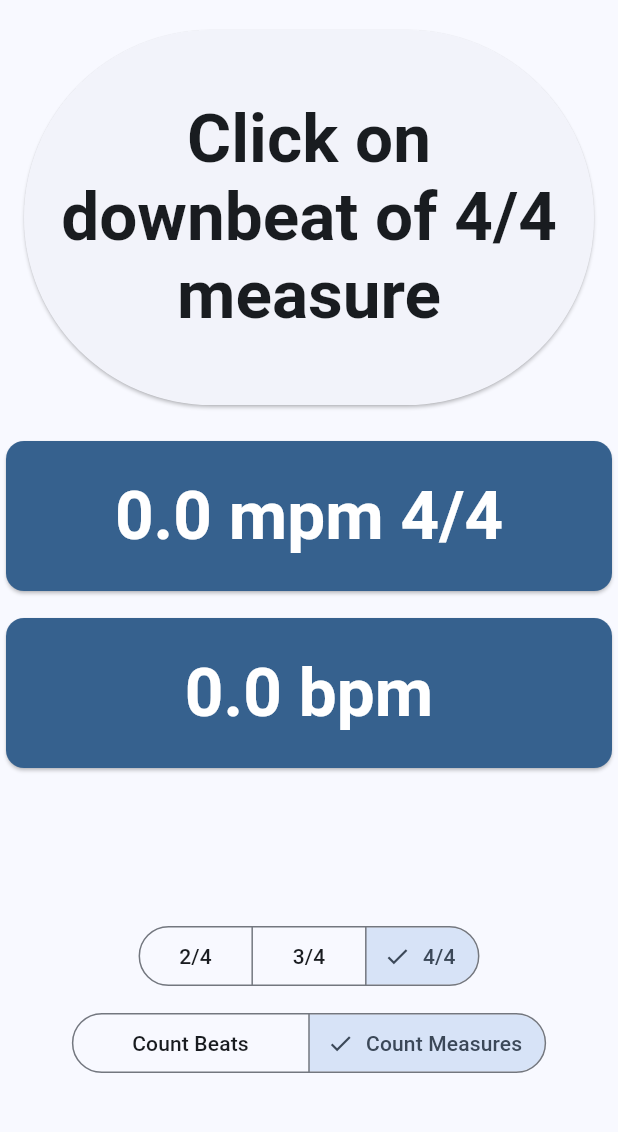
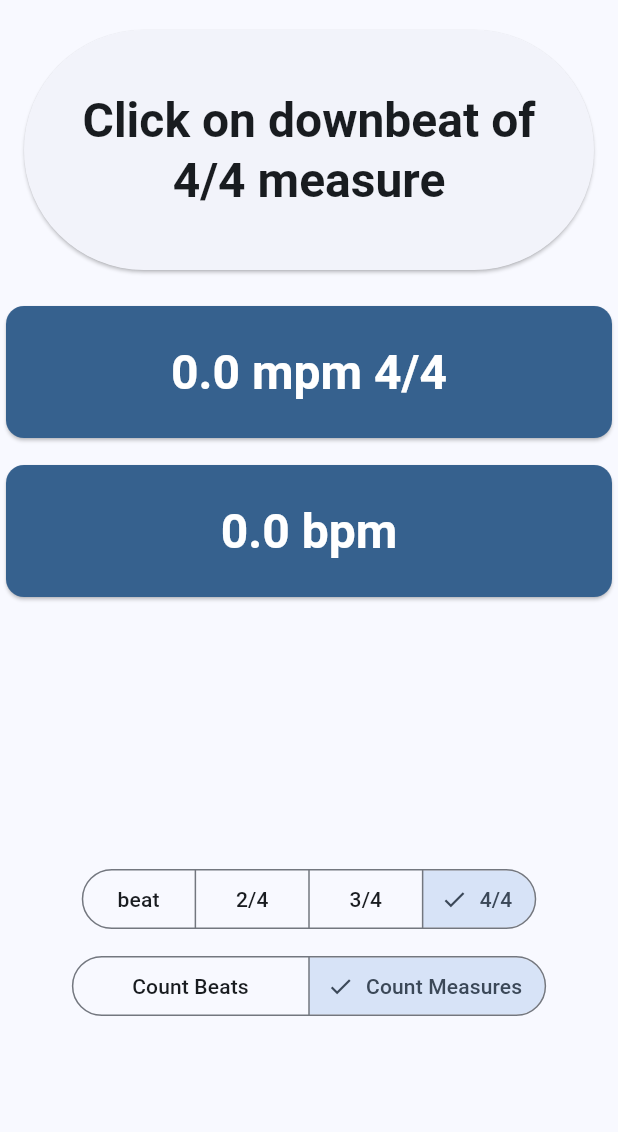
Before and after one commit to dwgray/flutter_beat_counter, a Flutter app: the screen it shows after launch, on a phone screen of 412 x 824 dp, the part 84-1216 px from its top. Run offline on Flutter 3.47's test engine with Material 2 defaults, Android fonts, the light colour scheme and no system bars.

Commit message:
Add back in the beat option for meter

```diff
--- a/lib/main.dart
+++ b/lib/main.dart
@@ -2,6 +2,8 @@ import 'dart:async';
 import 'package:flutter/material.dart';
 import 'package:provider/provider.dart';
 
+// TODONEXT:  Add back in the "beat" option and contain things appropriately - this
+//  will let us remove the constraint on showing the BPM card for any value of measure not beat
 void main() {
   runApp(ChangeNotifierProvider(
       create: (context) => Counter(), child: const MyApp()));
@@ -25,7 +27,10 @@ class Counter with ChangeNotifier {
     notifyListeners();
   }
 
-  CountMethod get method => _method;
+  CountMethod get method {
+    return _meter == Meter.beat ? CountMethod.beat : _method;
+  }
+
   set method(CountMethod value) {
     _method = value;
     notifyListeners();
@@ -104,7 +109,7 @@ class Counter with ChangeNotifier {
     switch (_clickState) {
       case ClickState.initial:
       case ClickState.done:
-        switch (_method) {
+        switch (method) {
           case CountMethod.beat:
             return 'Click on each beat';
           default:
@@ -147,15 +152,15 @@ class MyHomePage extends StatelessWidget {
       const SizedBox(height: 20),
       CounterButton(state: state),
       const SizedBox(height: 20),
-      if (state.method == CountMethod.measure)
+      if (state.meter != Meter.beat)
         TempoCard(
             text: "${state.mpm.toStringAsFixed(1)} mpm ${state.meter.index}/4"),
-      if (state.method == CountMethod.measure) const SizedBox(height: 10),
+      if (state.meter != Meter.beat) const SizedBox(height: 10),
       TempoCard(text: "${state.bpm.toStringAsFixed(1)} bpm"),
       const Spacer(flex: 2),
       const MeterChooser(),
       const SizedBox(height: 10),
-      const MethodChooser(),
+      if (state.meter != Meter.beat) const MethodChooser(),
       const Spacer(flex: 1),
     ];
 
@@ -186,11 +191,11 @@ class CounterButton extends StatelessWidget {
   Widget build(BuildContext context) {
     final theme = Theme.of(context);
     final style =
-        theme.textTheme.displayMedium!.copyWith(fontWeight: FontWeight.bold);
+        theme.textTheme.headlineLarge!.copyWith(fontWeight: FontWeight.bold);
 
     return SizedBox(
         width: double.infinity,
-        height: 250,
+        height: 160,
         child: Padding(
             padding: const EdgeInsets.symmetric(horizontal: 16),
             child: ElevatedButton(
@@ -213,7 +218,7 @@ class TempoCard extends StatelessWidget {
   @override
   Widget build(BuildContext context) {
     final theme = Theme.of(context);
-    final style = theme.textTheme.displayMedium!.copyWith(
+    final style = theme.textTheme.headlineLarge!.copyWith(
         color: theme.colorScheme.onPrimary, fontWeight: FontWeight.bold);
 
     return SizedBox(
@@ -239,6 +244,7 @@ class MeterChooser extends StatelessWidget {
     return Consumer<Counter>(
         builder: (context, state, child) => SegmentedButton<Meter>(
                 segments: const <ButtonSegment<Meter>>[
+                  ButtonSegment<Meter>(value: Meter.beat, label: Text('beat')),
                   ButtonSegment<Meter>(value: Meter.double, label: Text('2/4')),
                   ButtonSegment<Meter>(value: Meter.waltz, label: Text('3/4')),
                   ButtonSegment<Meter>(value: Meter.common, label: Text('4/4')),
```
